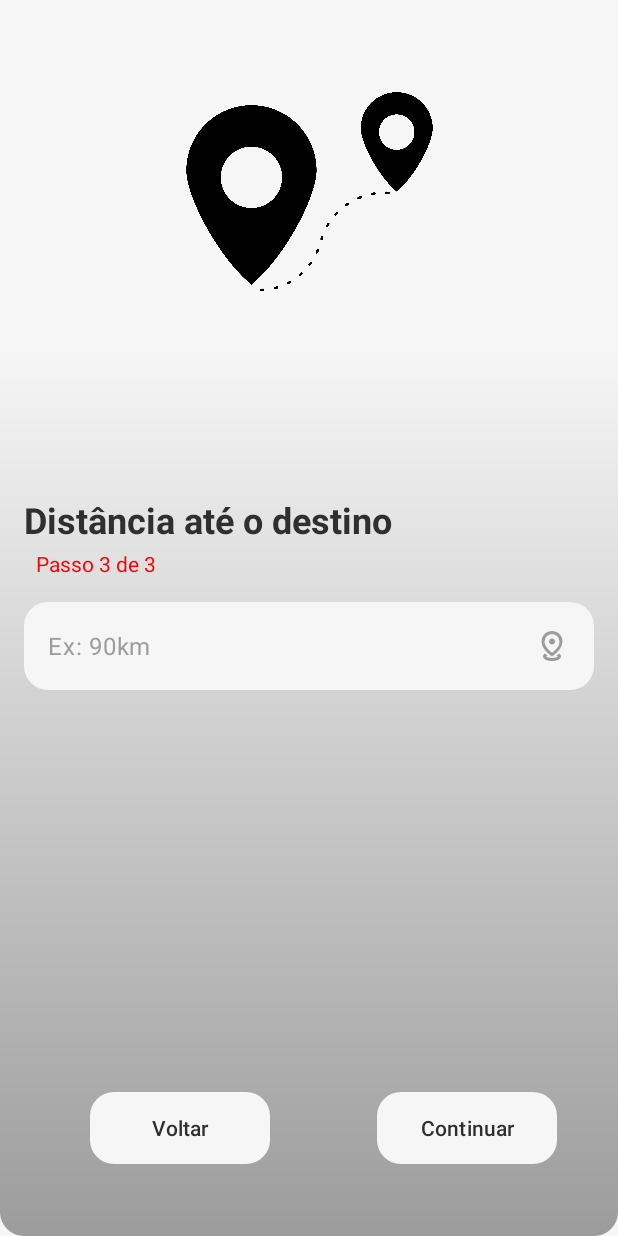
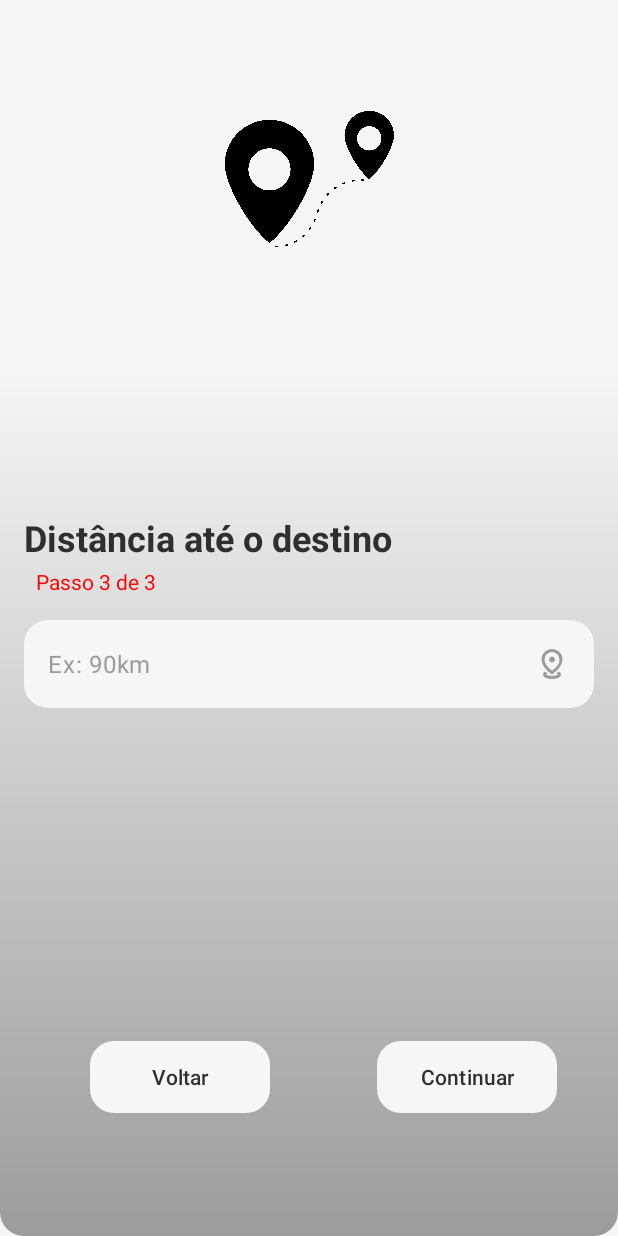
Before and after one commit to eppiovesan/fuelCalculator, an Android app: the DistanceActivity screen opened directly, with no data from a screen before it, on a phone screen of 412 x 824 dp. Run offline under Robolectric (Android 15) with nearby library versions, the light colour scheme and no system bars.

Commit message:
- Refinamento

```diff
--- a/app/src/main/java/ActivityUtils.kt
+++ b/app/src/main/java/ActivityUtils.kt
@@ -6,7 +6,5 @@ import android.app.Activity
 fun voltarTelaAnterior (activity: Activity){
     activity.finish()
 }
-
-
 class ActivityUtils {
 }
--- a/app/src/main/java/CalculoViewModel.kt
+++ /dev/null
@@ -1,37 +0,0 @@
-package com.comunidadedevspace.imc
-
-import androidx.lifecycle.LiveData
-import androidx.lifecycle.liveData // permite atualizar a interface do usuário automaticamente quando so valores mudam
-import androidx.lifecycle.MutableLiveData // usada dentro do view model para atualizar os valores armazenados
-import androidx.lifecycle.ViewModel
-
-class CalculoViewModel: ViewModel() {
-
-    private var inputFuelPrice = 0f
-    // variável do tipo mutable live data para armazenar o preço do combustivel
-    private val _fuelPrice = MutableLiveData<Float>()
-    // variável que será escutada pela activity
-    val fuelPrice: LiveData<Float> = _fuelPrice
-
-    //função que recebe o valor digitado pelo usuario
-    fun setFuelPrice (price: Float){
-        this.inputFuelPrice = price
-    }
-
-    fun validateInputFuelPrice (){
-        _fuelPrice.value = inputFuelPrice
-    }
-
-
-
-
-   // var fuelPrice : Float = 0f
-   /* var consumption: Float = 0f
-    var distance: Float = 0f
-    var result: Float = 0f
-
-    fun calculaGastoCombustivel () {
-        result = (distance/consumption) * fuelPrice
-    }*/
-
-}
--- a/app/src/main/java/sharedViewModel.kt
+++ b/app/src/main/java/sharedViewModel.kt
@@ -9,7 +9,7 @@ class sharedViewModel: ViewModel() {
 
 
     fun calculaGasto(): Float {
-        var gasto: Float = (distance / consumptionFuel) * priceFuel
+        var gasto: Float = ((distance / consumptionFuel) * priceFuel)
         return gasto
     }
 
--- a/app/src/main/java/template/DistanceActivity.kt
+++ b/app/src/main/java/template/DistanceActivity.kt
@@ -29,13 +29,7 @@ class DistanceActivity: AppCompatActivity() {
 
         val bt_voltar = findViewById<Button>(R.id.btn_voltar)
         val bt_continuar = findViewById<Button>(R.id.btn_continuar)
-
-
-        val viewModel = ViewModelProvider(this).get(CalculoViewModel::class.java)
-
         var edt_distance = findViewById<TextInputEditText>(R.id.edt_distance)
-
-
 
         bt_voltar.setOnClickListener {
             buttonVoltar()
@@ -63,8 +57,6 @@ class DistanceActivity: AppCompatActivity() {
             return null
         }
     }
-
-
     private fun buttonContinuar(){
         var viewModel = (application as fuelCalculator).sharedViewModel
         var edtDistance = setDistance()
@@ -73,7 +65,6 @@ class DistanceActivity: AppCompatActivity() {
             viewModel.distance = distance
             startActivity(Intent(this, ResultActivity::class.java))
         }
-
     }
 
     private fun buttonVoltar(){
--- a/app/src/main/java/template/FuelConsumptionActivity.kt
+++ b/app/src/main/java/template/FuelConsumptionActivity.kt
@@ -18,7 +18,6 @@ import com.comunidadedevspace.imc.DistanceActivity
 import com.google.android.material.bottomsheet.BottomSheetDialog
 import com.google.android.material.snackbar.Snackbar
 import com.google.android.material.textfield.TextInputEditText
-import com.comunidadedevspace.imc.CalculoViewModel
 import com.comunidadedevspace.imc.template.fuelCalculator
 import com.comunidadedevspace.imc.PriceFuelActivity
 
--- a/app/src/main/java/template/MainActivity.kt
+++ b/app/src/main/java/template/MainActivity.kt
@@ -27,8 +27,6 @@ class MainActivity : AppCompatActivity() {
 
         bt_iniciar.setOnClickListener {
             startActivity(Intent(this, PriceFuelActivity::class.java))
-
         }
-
     }
 }
--- a/app/src/main/java/template/PriceFuelActivity.kt
+++ b/app/src/main/java/template/PriceFuelActivity.kt
@@ -17,12 +17,9 @@ import androidx.lifecycle.ViewModelProvider
 import com.google.android.material.bottomsheet.BottomSheetDialog
 import com.google.android.material.snackbar.Snackbar
 import com.google.android.material.textfield.TextInputEditText
-import com.comunidadedevspace.imc.KEY_PRICE_FUEL
-import com.comunidadedevspace.imc.CalculoViewModel
 import com.comunidadedevspace.imc.template.fuelCalculator
 
 class PriceFuelActivity : AppCompatActivity() {
-    private lateinit var viewModel: CalculoViewModel
 
     override fun onCreate(savedInstanceState: Bundle?) {
         super.onCreate(savedInstanceState)
@@ -56,8 +53,6 @@ class PriceFuelActivity : AppCompatActivity() {
             return null
         }
     }
-
-
     private fun buttonContinuar() {
         var viewModel = (application as fuelCalculator).sharedViewModel
         var edtPrice = setFuelPrice()
--- a/app/src/main/res/drawable/ic_refresh.xml
+++ b/app/src/main/res/drawable/ic_refresh.xml
@@ -9,6 +9,6 @@
       android:pivotY="480">
     <path
         android:pathData="M480,800q-134,0 -227,-93t-93,-227q0,-134 93,-227t227,-93q69,0 132,28.5T720,270v-110h80v280L520,440v-80h168q-32,-56 -87.5,-88T480,240q-100,0 -170,70t-70,170q0,100 70,170t170,70q77,0 139,-44t87,-116h84q-28,106 -114,173t-196,67Z"
-        android:fillColor="@color/grey100"   />
+        android:fillColor="@color/iconeBotao" />
   </group>
 </vector>
--- a/app/src/main/res/layout/activity_distance.xml
+++ b/app/src/main/res/layout/activity_distance.xml
@@ -9,12 +9,12 @@
 
     <ImageView
         android:id="@+id/imageView2"
-        android:layout_width="200dp"
-        android:layout_height="200dp"
+        android:layout_width="137dp"
+        android:layout_height="122dp"
+        android:layout_marginTop="60dp"
         app:layout_constraintEnd_toEndOf="parent"
         app:layout_constraintStart_toStartOf="parent"
         app:layout_constraintTop_toTopOf="parent"
-        android:layout_marginTop="30dp"
         app:srcCompat="@drawable/distance" />
 
     <androidx.constraintlayout.widget.ConstraintLayout
@@ -23,7 +23,7 @@
         app:layout_constraintBaseline_toTopOf="parent"
         app:layout_constraintBottom_toBottomOf="parent"
         app:layout_constraintEnd_toEndOf="parent"
-        app:layout_constraintHorizontal_bias="0.0"
+        android:layout_marginTop="60dp"
         app:layout_constraintStart_toStartOf="parent"
         android:background="@drawable/gradient_bc"
         app:layout_constraintTop_toBottomOf="@+id/imageView2">
@@ -87,7 +87,7 @@
             android:background="@drawable/rounded_button"
             style="@style/BotaoPadrao"
             android:layout_marginStart="60dp"
-            android:layout_marginTop="220dp"
+            android:layout_marginTop="140dp"
             app:layout_constraintBottom_toBottomOf="parent"
             app:layout_constraintStart_toStartOf="parent"
             app:layout_constraintTop_toBottomOf="@+id/textInputLayout" />
@@ -97,7 +97,7 @@
             android:layout_width="120dp"
             android:layout_height="wrap_content"
             android:layout_marginStart="30dp"
-            android:layout_marginTop="220dp"
+            android:layout_marginTop="140dp"
             android:text="Continuar"
             android:background="@drawable/rounded_button"
             style="@style/BotaoPadrao"
--- a/app/src/main/res/values-night/themes.xml
+++ b/app/src/main/res/values-night/themes.xml
@@ -9,4 +9,6 @@
         <item name="android:textColor">@color/grey300</item>
         <item name="android:padding">16dp</item>
     </style>
+
+    <color name="iconeBotao">@color/grey100</color>
 </resources>
--- a/app/src/main/res/values/themes.xml
+++ b/app/src/main/res/values/themes.xml
@@ -13,8 +13,8 @@
 
     <style name="TextoPadrao">
         <item name="android:textColor">@color/grey700</item>
-
     </style>
 
+    <color name="iconeBotao">@color/grey700</color>
     <style name="Theme.Calculadoraimc" parent="Base.Theme.Calculadoraimc" />
 </resources>
```
Also changed, not shown: app/src/main/java/Constantes.kt (deleted, +0 -8 lines), app/src/main/java/template/ResultActivity.kt (+1 -7 lines), app/src/main/res/layout/activity_fuel_consumption.xml (+14 -12 lines), app/src/main/res/layout/activity_price_fuel.xml (+14 -14 lines), app/src/main/res/layout/activity_result.xml (+13 -13 lines), app/src/main/java/template/FuelCalculator.kt (renamed from app/src/main/java/template/fuelCalculator.kt).
